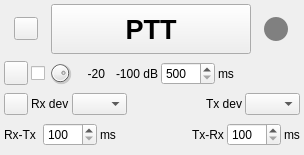
Before: the Qt Designer form plugins/feature/simpleptt/simplepttgui.ui in f4exb/sdrangel, drawn with Qt 5.
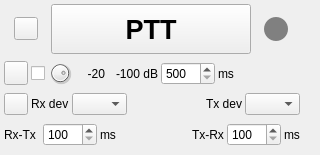
After: the same form once the commit is applied. Icons and pictures are not drawn. Custom widgets are drawn as their Qt base class.

```diff
--- a/plugins/feature/simpleptt/simplepttgui.ui
+++ b/plugins/feature/simpleptt/simplepttgui.ui
@@ -6,25 +6,25 @@
    <rect>
     <x>0</x>
     <y>0</y>
-    <width>304</width>
+    <width>320</width>
     <height>155</height>
    </rect>
   </property>
   <property name="sizePolicy">
-   <sizepolicy hsizetype="Fixed" vsizetype="Fixed">
+   <sizepolicy hsizetype="Expanding" vsizetype="Fixed">
     <horstretch>0</horstretch>
     <verstretch>0</verstretch>
    </sizepolicy>
   </property>
   <property name="minimumSize">
    <size>
-    <width>304</width>
+    <width>320</width>
     <height>155</height>
    </size>
   </property>
   <property name="maximumSize">
    <size>
-    <width>304</width>
+    <width>360</width>
     <height>155</height>
    </size>
   </property>
```
